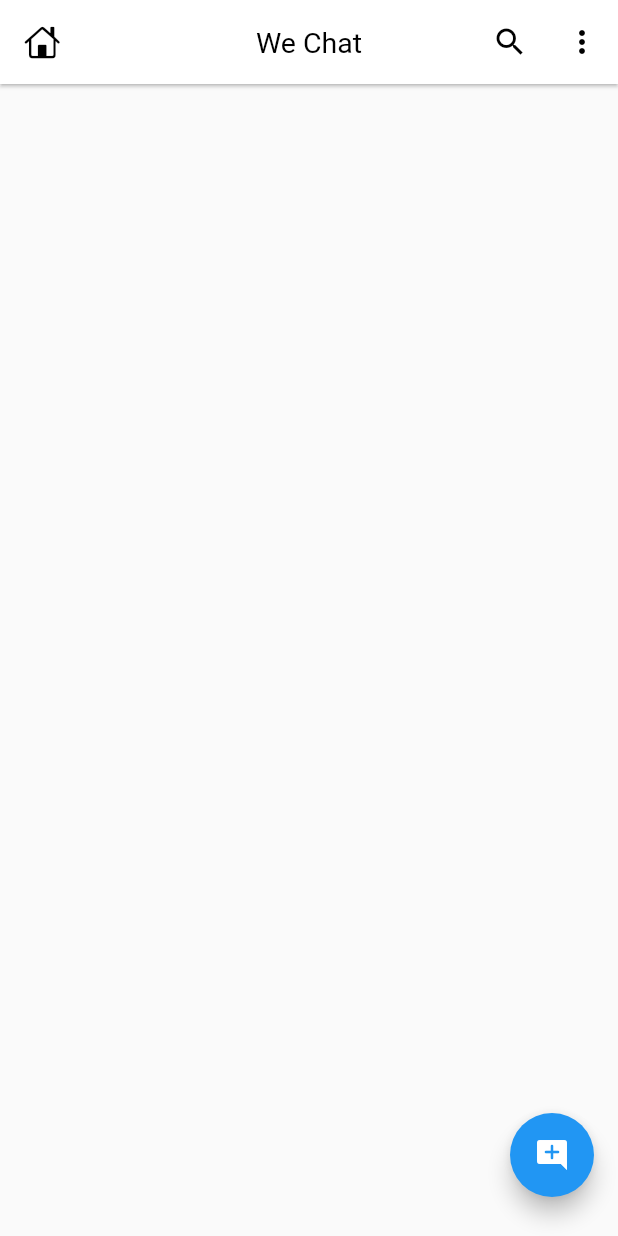
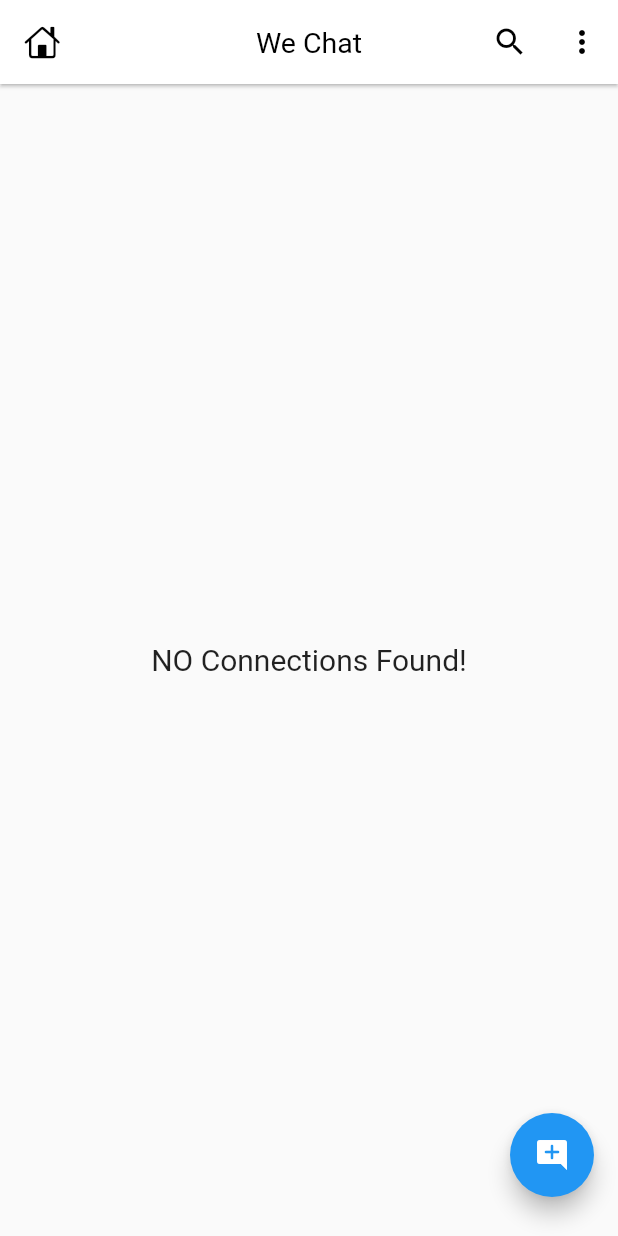
Before and after one commit to Sehaj-kahlon/We-Chat, a Flutter app: the HomeScreen screen opened directly, on a phone screen of 412 x 824 dp. Run offline on Flutter 3.47's test engine with Material 2 defaults, Android fonts, the phone set to English and light mode, and no system bars; our stand-ins replace cloud_firestore, firebase_auth, firebase_core, google_sign_in; accounts and stored records are empty.

```diff
--- a/lib/screens/home_screen.dart
+++ b/lib/screens/home_screen.dart
@@ -8,6 +8,7 @@ import 'package:google_sign_in/google_sign_in.dart';
 import 'package:wechat/api/api.dart';
 
 import '../main.dart';
+import '../models/chat_user.dart';
 import '../widgets/chat_user_card.dart';
 
 class HomeScreen extends StatefulWidget {
@@ -18,6 +19,7 @@ class HomeScreen extends StatefulWidget {
 }
 
 class _HomeScreenState extends State<HomeScreen> {
+  List<ChatUser> list = [];
   _signOut() async {
     await APIs.auth.signOut();
     await GoogleSignIn().signOut();
@@ -52,21 +54,33 @@ class _HomeScreenState extends State<HomeScreen> {
       body: StreamBuilder(
         stream: APIs.firestore.collection('users').snapshots(),
         builder: (context, snapshot) {
-          final list = [];
-          if (snapshot.hasData) {
+          switch (snapshot.connectionState) {
+            //if data is loading
+            case ConnectionState.waiting:
+            case ConnectionState.none:
+              return const Center(child: CircularProgressIndicator());
+            //if some or all datra is loaded then show it
+            case ConnectionState.active:
+            case ConnectionState.done:
               final data = snapshot.data?.docs;
-            for (var i in data!) {
-              log('Data :${jsonEncode(i.data())}');
-              list.add(i.data()['name']);
-            }
-          }
+              list =
+                  data?.map((e) => ChatUser.fromJson(e.data())).toList() ?? [];
+              if (list.isNotEmpty) {
                 return ListView.builder(
                     itemCount: list.length,
                     padding: EdgeInsets.only(top: mq.height * 0.01),
                     physics: BouncingScrollPhysics(),
                     itemBuilder: (context, index) {
-                return const ChatUserCard();
+                      return ChatUserCard(user: list[index]);
                     });
+              } else {
+                return const Center(
+                    child: Text(
+                  'NO Connections Found!',
+                  style: TextStyle(fontSize: 20),
+                ));
+              }
+          }
         },
       ),
     );
```
Also changed, not shown: lib/models/chat_user.dart (+12 -12 lines), lib/widgets/chat_user_card.dart (+9 -4 lines). Lines whose indentation alone changed are shown as unchanged.
